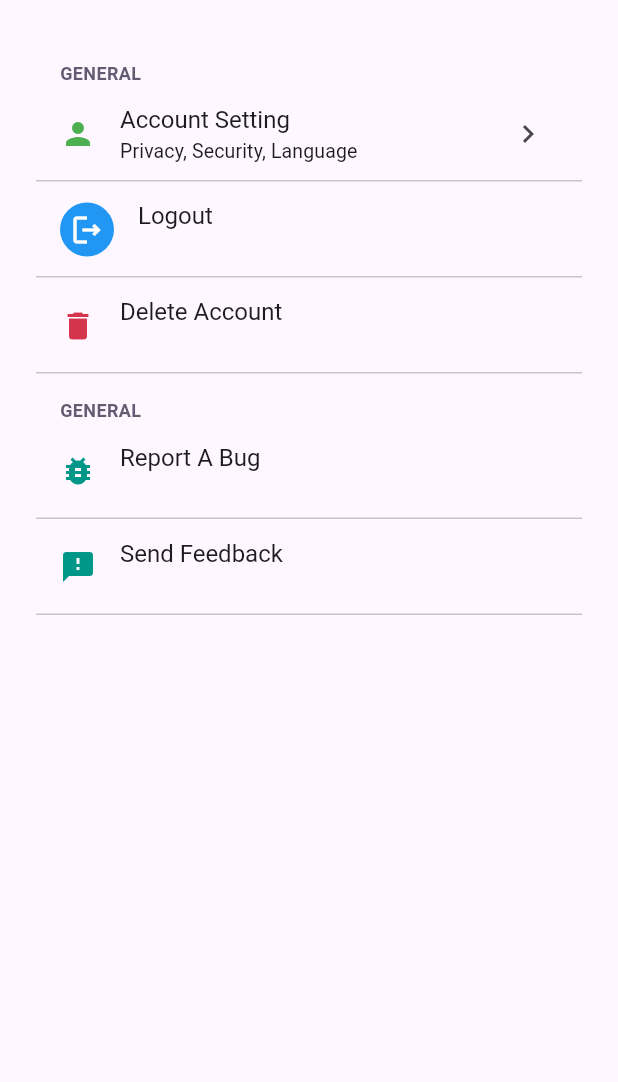
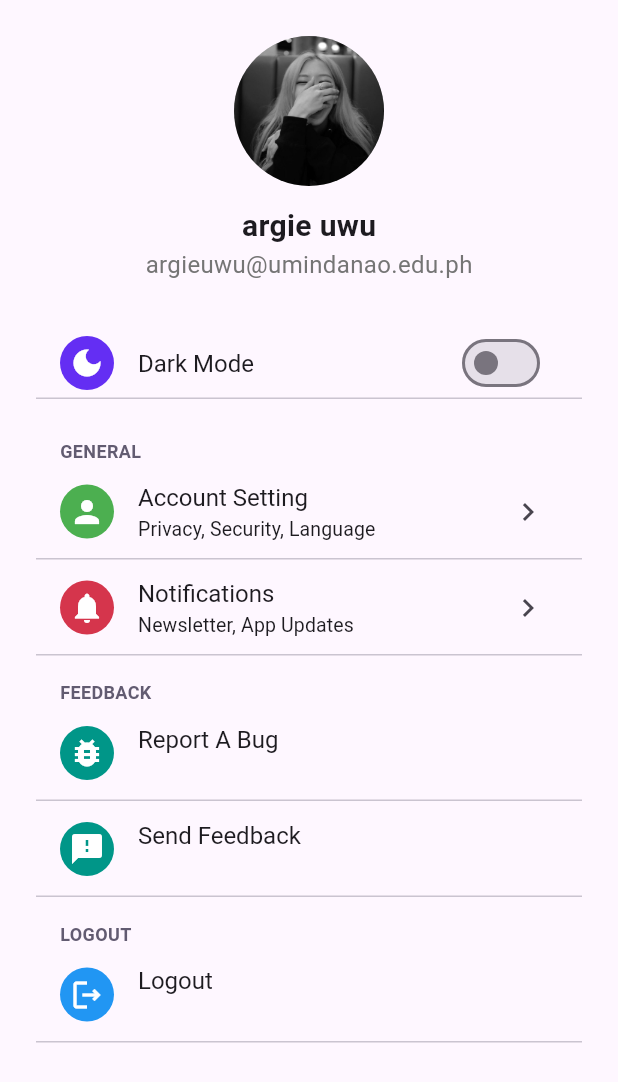
Before and after one commit to MorsHs/swine_care, a Flutter app: the Settings screen opened directly, on a phone screen of 412 x 824 dp. Shown: the top 1082 px of the screen. Run offline on Flutter 3.47's test engine with Material 3 defaults, Android fonts, the phone set to English and light mode, and no system bars; drawn by our look-alikes of flutter_settings_screens; our stand-ins replace go_router, google_fonts, lottie, smooth_page_indicator.

Commit message:
settingUI DONE, READY FOR ENHANCEMENT ANYTIME

```diff
--- a/lib/feature/settings/presentation/pages/AccountPage.dart
+++ b/lib/feature/settings/presentation/pages/AccountPage.dart
@@ -1,19 +1,22 @@
 import 'package:flutter/material.dart';
 import 'package:flutter_settings_screens/flutter_settings_screens.dart';
 import 'package:swine_care/feature/settings/presentation/widget/AccountInfo.dart';
+import 'package:swine_care/feature/settings/presentation/widget/Icon.dart';
 import 'package:swine_care/feature/settings/presentation/widget/PrivacyPage.dart';
 import 'package:swine_care/feature/settings/presentation/widget/SecurityPage.dart';
 
 class AccountPage extends StatelessWidget {
   const AccountPage({super.key});
 
+
+
   @override
   Widget build(BuildContext context) {
     return SimpleSettingsTile(
       title: "Account Setting",
       subtitle: "Privacy, Security, Language",
-      leading: Icon(
-        Icons.person,
+      leading: const IconWidget(
+        icon:Icons.person,
         color: Colors.green,
       ),
      child: SettingsScreen(
--- /dev/null
+++ b/lib/feature/settings/presentation/pages/Notifications.dart
@@ -0,0 +1,32 @@
+import 'package:flutter/material.dart';
+import 'package:flutter_settings_screens/flutter_settings_screens.dart';
+import 'package:swine_care/colors/colors.dart';
+import 'package:swine_care/feature/settings/presentation/widget/Icon.dart';
+import 'package:swine_care/feature/settings/presentation/widget/Activity.dart';
+import 'package:swine_care/feature/settings/presentation/widget/AppUpdate.dart';
+import 'package:swine_care/feature/settings/presentation/widget/News.dart';
+
+class Notifications extends StatelessWidget {
+  const Notifications({super.key});
+
+  @override
+  Widget build(BuildContext context) => SimpleSettingsTile(
+      title: 'Notifications',
+      subtitle: 'Newsletter, App Updates',
+    leading: IconWidget(
+        icon: Icons.notifications,
+        color: appRed
+    ),
+    child: SettingsScreen(
+        children: [
+          SizedBox(height: 10),
+          buildNews(),
+          SizedBox(height: 10),
+          buildActivity(),
+          SizedBox(height: 10),
+          buildAppUpdates(),
+        ]
+    ),
+  );
+
+  }
--- a/lib/feature/settings/presentation/pages/Settings.dart
+++ b/lib/feature/settings/presentation/pages/Settings.dart
@@ -1,8 +1,10 @@
 import 'package:flutter/material.dart';
 import 'package:flutter_settings_screens/flutter_settings_screens.dart';
 import 'package:swine_care/feature/settings/presentation/pages/AccountPage.dart';
-import 'package:swine_care/feature/settings/presentation/widget/DeleteAccount.dart';
+import 'package:swine_care/feature/settings/presentation/widget/DarkMode.dart';
 import 'package:swine_care/feature/settings/presentation/widget/LogoutAccount.dart';
+import 'package:swine_care/feature/settings/presentation/pages/Notifications.dart';
+import 'package:swine_care/feature/settings/presentation/widget/Profile.dart';
 import 'package:swine_care/feature/settings/presentation/widget/ReportBug.dart';
 import 'package:swine_care/feature/settings/presentation/widget/SendFeedback.dart';
 
@@ -16,22 +18,30 @@ class Settings extends StatelessWidget {
         child: ListView(
           padding: const EdgeInsets.all(24),
           children: [
-            SettingsGroup(
+           const ProfilePage(),
+            const SizedBox(height: 30),
+            DarkMode(),
+            const SizedBox(height: 10),
+            const SettingsGroup(
                 title: 'GENERAL',
                 children:[
-                  const AccountPage(),
-                  LogoutAccount(context),
-                  DeleteAccount(context),
+                  AccountPage(),
+                  Notifications(),
                 ],
             ),
             SettingsGroup(
-              title: 'GENERAL',
+              title: 'FEEDBACK',
               children:[
                 ReportBug(context),
                 SendFeedback(context),
               ],
             ),
-
+            SettingsGroup(
+              title: 'LOGOUT',
+              children:[
+                LogoutAccount(context),
+              ],
+            ),
             ],
         ),
       )
--- a/lib/feature/settings/presentation/widget/AccountInfo.dart
+++ b/lib/feature/settings/presentation/widget/AccountInfo.dart
@@ -1,14 +1,15 @@
 import 'package:flutter/material.dart';
 import 'package:flutter_settings_screens/flutter_settings_screens.dart';
 import 'package:swine_care/colors/colors.dart';
+import 'package:swine_care/feature/settings/presentation/widget/Icon.dart';
 import 'package:swine_care/feature/settings/presentation/widget/Utils.dart';
 
 
 Widget AccountInfo(BuildContext context) => SimpleSettingsTile(
   title: "Account",
   subtitle: " ",
-  leading: const Icon(
-    Icons.account_box,
+  leading:  IconWidget(
+   icon:Icons.account_box,
     color: appGreen,
   ),
   onTap: () => Utils.showSnackBar(context, 'Clicked Account Info'),
--- /dev/null
+++ b/lib/feature/settings/presentation/widget/Activity.dart
@@ -0,0 +1,15 @@
+
+import 'package:flutter/material.dart';
+import 'package:flutter_settings_screens/flutter_settings_screens.dart';
+import 'package:swine_care/colors/colors.dart';
+import 'package:swine_care/feature/settings/presentation/widget/Icon.dart';
+
+final keyActivity = 'keyActivity';
+
+Widget buildActivity() => SwitchSettingsTile(
+    title: 'News For You',
+    settingKey: keyActivity,
+    leading: IconWidget(
+        icon: Icons.message,
+        color: appBlue)
+);
--- /dev/null
+++ b/lib/feature/settings/presentation/widget/AppUpdate.dart
@@ -0,0 +1,15 @@
+
+import 'package:flutter/material.dart';
+import 'package:flutter_settings_screens/flutter_settings_screens.dart';
+import 'package:swine_care/colors/colors.dart';
+import 'package:swine_care/feature/settings/presentation/widget/Icon.dart';
+
+final keyAppUpdates = 'keyAppUpdates';
+
+Widget buildAppUpdates() => SwitchSettingsTile(
+    title: 'News For You',
+    settingKey: keyAppUpdates,
+    leading: IconWidget(
+        icon: Icons.message,
+        color: appBlue)
+);
--- /dev/null
+++ b/lib/feature/settings/presentation/widget/DarkMode.dart
@@ -0,0 +1,17 @@
+
+import 'package:flutter/cupertino.dart';
+import 'package:flutter/material.dart';
+import 'package:flutter_settings_screens/flutter_settings_screens.dart';
+import 'package:swine_care/feature/settings/presentation/widget/Icon.dart';
+
+final keyDarkmode = 'keyDarkMode';
+
+Widget DarkMode() => SwitchSettingsTile(
+    title: 'Dark Mode',
+    settingKey: keyDarkmode,
+    leading: IconWidget(
+        icon: Icons.dark_mode,
+        color: Color(0xFF642ef3),
+    ),
+  onChange: (_){},
+);
--- a/lib/feature/settings/presentation/widget/DeleteAccount.dart
+++ b/lib/feature/settings/presentation/widget/DeleteAccount.dart
@@ -1,13 +1,14 @@
 import 'package:flutter/material.dart';
 import 'package:flutter_settings_screens/flutter_settings_screens.dart';
 import 'package:swine_care/colors/colors.dart';
+import 'package:swine_care/feature/settings/presentation/widget/Icon.dart';
 import 'package:swine_care/feature/settings/presentation/widget/Utils.dart';
 
 Widget DeleteAccount(BuildContext context) => SimpleSettingsTile(
   title: "Delete Account",
   subtitle: " ",
-  leading: const Icon(
-    Icons.delete,
+  leading: const IconWidget(
+    icon:Icons.delete,
     color: appRed,
   ),
   onTap: () => Utils.showSnackBar(context, 'Clicked Delete'),
--- /dev/null
+++ b/lib/feature/settings/presentation/widget/News.dart
@@ -0,0 +1,15 @@
+
+import 'package:flutter/material.dart';
+import 'package:flutter_settings_screens/flutter_settings_screens.dart';
+import 'package:swine_care/colors/colors.dart';
+import 'package:swine_care/feature/settings/presentation/widget/Icon.dart';
+
+final keyNews = 'keyNews';
+
+Widget buildNews() => SwitchSettingsTile(
+    title: 'News For You',
+    settingKey: keyNews,
+    leading: IconWidget(
+        icon: Icons.message,
+        color: appBlue)
+);
--- a/lib/feature/settings/presentation/widget/PrivacyPage.dart
+++ b/lib/feature/settings/presentation/widget/PrivacyPage.dart
@@ -1,11 +1,12 @@
 import 'package:flutter/material.dart';
 import 'package:flutter_settings_screens/flutter_settings_screens.dart';
+import 'package:swine_care/feature/settings/presentation/widget/Icon.dart';
 
 Widget PrivacyPage(BuildContext context) => SimpleSettingsTile(
       title: "Privacy",
       subtitle: " ",
-  leading: const Icon(
-    Icons.lock,
+      leading: const IconWidget(
+        icon: Icons.lock,
         color: Colors.cyan,
       ),
       onTap: () {
--- /dev/null
+++ b/lib/feature/settings/presentation/widget/Profile.dart
@@ -0,0 +1,35 @@
+import 'package:flutter/material.dart';
+
+class ProfilePage extends StatelessWidget {
+  const ProfilePage({super.key});
+
+  @override
+  Widget build(BuildContext context) {
+    return  Center(
+      child: Column(
+        children: [
+          CircleAvatar(
+            radius: 50,
+            backgroundImage: const AssetImage('assets/images/rose.jpg'),
+            backgroundColor: Colors.grey[300],
+          ),
+          const SizedBox(height: 12),
+          const Text(
+            'argie uwu',
+            style: TextStyle(
+              fontSize: 20,
+              fontWeight: FontWeight.bold,
+            ),
+          ),
+          Text(
+            'argieuwu@umindanao.edu.ph',
+            style: TextStyle(
+              fontSize: 16,
+              color: Colors.grey[600],
+            ),
+          ),
+        ],
+      ),
+    );
+  }
+}
--- a/lib/feature/settings/presentation/widget/ReportBug.dart
+++ b/lib/feature/settings/presentation/widget/ReportBug.dart
@@ -1,12 +1,13 @@
 import 'package:flutter/material.dart';
 import 'package:flutter_settings_screens/flutter_settings_screens.dart';
+import 'package:swine_care/feature/settings/presentation/widget/Icon.dart';
 import 'package:swine_care/feature/settings/presentation/widget/Utils.dart';
 
 Widget ReportBug(BuildContext context) => SimpleSettingsTile(
   title: "Report A Bug",
   subtitle: " ",
-  leading: const Icon(
-    Icons.bug_report,
+  leading: const IconWidget(
+    icon:Icons.bug_report,
     color: Colors.teal,
   ),
   onTap: () => Utils.showSnackBar(context, 'Clicked Report A Bug'),
--- a/lib/feature/settings/presentation/widget/SecurityPage.dart
+++ b/lib/feature/settings/presentation/widget/SecurityPage.dart
@@ -1,14 +1,15 @@
 import 'package:flutter/material.dart';
 import 'package:flutter_settings_screens/flutter_settings_screens.dart';
 import 'package:swine_care/colors/colors.dart';
+import 'package:swine_care/feature/settings/presentation/widget/Icon.dart';
 import 'package:swine_care/feature/settings/presentation/widget/Utils.dart';
 
 
 Widget SecurityPage(BuildContext context) => SimpleSettingsTile(
   title: "Security",
   subtitle: " ",
-  leading: const Icon(
-    Icons.security,
+  leading: const IconWidget(
+    icon:Icons.security,
     color: appBlue,
   ),
   onTap: () => Utils.showSnackBar(context, 'Clicked Security'),
--- a/lib/feature/settings/presentation/widget/SendFeedback.dart
+++ b/lib/feature/settings/presentation/widget/SendFeedback.dart
@@ -1,12 +1,13 @@
 import 'package:flutter/material.dart';
 import 'package:flutter_settings_screens/flutter_settings_screens.dart';
+import 'package:swine_care/feature/settings/presentation/widget/Icon.dart';
 import 'package:swine_care/feature/settings/presentation/widget/Utils.dart';
 
 Widget SendFeedback(BuildContext context) => SimpleSettingsTile(
   title: "Send Feedback",
   subtitle: " ",
-  leading: const Icon(
-    Icons.feedback,
+  leading: const IconWidget(
+    icon: Icons.feedback,
     color: Colors.teal,
   ),
   onTap: () => Utils.showSnackBar(context, 'Clicked Send Feedback'),
--- a/lib/main.dart
+++ b/lib/main.dart
@@ -1,7 +1,9 @@
 import 'package:flutter/material.dart';
+import 'package:flutter_settings_screens/flutter_settings_screens.dart';
 import 'package:swine_care/Route/routes.dart';
 
-void main() {
+Future main()async {
+  await Settings.init(cacheProvider: SharePreferenceCache());
   runApp(const MyApp());
 }
 
@@ -12,7 +14,6 @@ class MyApp extends StatelessWidget {
   Widget build(BuildContext context) {
     return MaterialApp.router(
       debugShowCheckedModeBanner: false,
-
       routerConfig: RouterConfiguration().routes(),
     );
   }
--- a/pubspec.yaml
+++ b/pubspec.yaml
@@ -69,6 +69,7 @@ flutter:
   assets:
     - assets/Animations/
     - assets/Logo/swinecarelogo.png
+    - assets/images/
 
 
 
```
Also changed, not shown: lib/feature/settings/presentation/widget/Password.dart (added, +17 -0 lines), assets/images/rose.jpg (added). Lines whose indentation alone changed are shown as unchanged.
